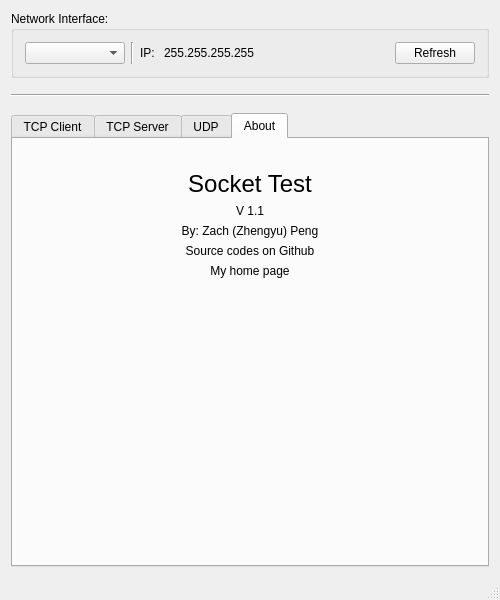
First picture: the form in mainwindow.ui, repository gooker/hscli-qt, before the edit.
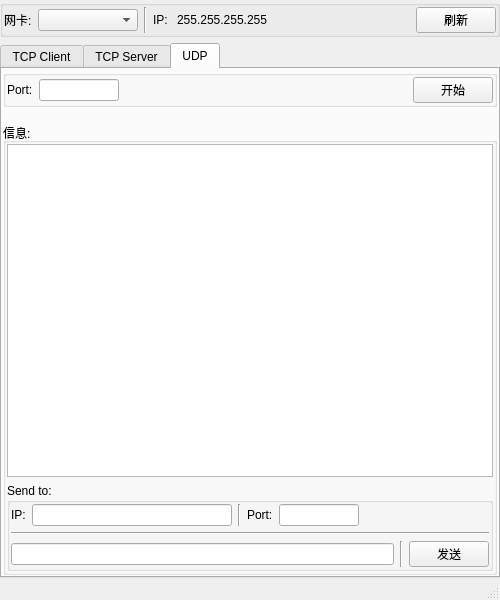
Second picture: the form after the edit. The open tabs and pages were chosen to show the change.

Commit message: 修改网口获取,调整布局,调整名称

```diff
--- a/mainwindow.ui
+++ b/mainwindow.ui
@@ -21,14 +21,48 @@
   </property>
   <widget class="QWidget" name="centralWidget">
    <layout class="QVBoxLayout" name="verticalLayout">
+    <property name="leftMargin">
+     <number>0</number>
+    </property>
+    <property name="topMargin">
+     <number>0</number>
+    </property>
+    <property name="rightMargin">
+     <number>0</number>
+    </property>
+    <property name="bottomMargin">
+     <number>0</number>
+    </property>
     <item>
      <widget class="QGroupBox" name="groupBox_3">
       <property name="title">
-       <string>Network Interface:</string>
+       <string/>
       </property>
-      <layout class="QVBoxLayout" name="verticalLayout_2">
-       <item>
+      <layout class="QGridLayout" name="gridLayout">
+       <property name="leftMargin">
+        <number>1</number>
+       </property>
+       <property name="topMargin">
+        <number>1</number>
+       </property>
+       <property name="rightMargin">
+        <number>1</number>
+       </property>
+       <property name="bottomMargin">
+        <number>1</number>
+       </property>
+       <property name="spacing">
+        <number>0</number>
+       </property>
+       <item row="0" column="0">
         <layout class="QHBoxLayout" name="horizontalLayout_5">
+         <item>
+          <widget class="QLabel" name="label_5">
+           <property name="text">
+            <string>网卡:</string>
+           </property>
+          </widget>
+         </item>
          <item>
           <widget class="QComboBox" name="comboBox_Interface">
            <property name="sizePolicy">
@@ -88,7 +122,7 @@
          <item>
           <widget class="QPushButton" name="button_Refresh">
            <property name="text">
-            <string>Refresh</string>
+            <string>刷新</string>
            </property>
           </widget>
          </item>
@@ -97,45 +131,6 @@
       </layout>
      </widget>
     </item>
-    <item>
-     <spacer name="verticalSpacer_3">
-      <property name="orientation">
-       <enum>Qt::Vertical</enum>
-      </property>
-      <property name="sizeType">
-       <enum>QSizePolicy::Fixed</enum>
-      </property>
-      <property name="sizeHint" stdset="0">
-       <size>
-        <width>20</width>
-        <height>10</height>
-       </size>
-      </property>
-     </spacer>
-    </item>
-    <item>
-     <widget class="Line" name="line_6">
-      <property name="orientation">
-       <enum>Qt::Horizontal</enum>
-      </property>
-     </widget>
-    </item>
-    <item>
-     <spacer name="verticalSpacer_2">
-      <property name="orientation">
-       <enum>Qt::Vertical</enum>
-      </property>
-      <property name="sizeType">
-       <enum>QSizePolicy::Fixed</enum>
-      </property>
-      <property name="sizeHint" stdset="0">
-       <size>
-        <width>20</width>
-        <height>10</height>
-       </size>
-      </property>
-     </spacer>
-    </item>
     <item>
      <widget class="QTabWidget" name="tabWidget">
       <property name="tabShape">
@@ -149,12 +144,39 @@
         <string>TCP Client</string>
        </attribute>
        <layout class="QVBoxLayout" name="verticalLayout_5">
+        <property name="leftMargin">
+         <number>1</number>
+        </property>
+        <property name="topMargin">
+         <number>1</number>
+        </property>
+        <property name="rightMargin">
+         <number>1</number>
+        </property>
+        <property name="bottomMargin">
+         <number>1</number>
+        </property>
         <item>
          <widget class="QGroupBox" name="groupBox_4">
           <property name="title">
-           <string>Connect to:</string>
+           <string/>
           </property>
           <layout class="QVBoxLayout" name="verticalLayout_6">
+           <property name="spacing">
+            <number>1</number>
+           </property>
+           <property name="leftMargin">
+            <number>1</number>
+           </property>
+           <property name="topMargin">
+            <number>1</number>
+           </property>
+           <property name="rightMargin">
+            <number>1</number>
+           </property>
+           <property name="bottomMargin">
+            <number>1</number>
+           </property>
            <item>
             <layout class="QHBoxLayout" name="horizontalLayout_7">
              <item>
@@ -256,7 +278,7 @@
              <item>
               <widget class="QPushButton" name="button_TcpClient">
                <property name="text">
-                <string>Connect</string>
+                <string>连接</string>
                </property>
               </widget>
              </item>
@@ -284,9 +306,21 @@
         <item>
          <widget class="QGroupBox" name="groupBox_2">
           <property name="title">
-           <string>Message:</string>
+           <string>信息:</string>
           </property>
           <layout class="QVBoxLayout" name="verticalLayout_4">
+           <property name="leftMargin">
+            <number>1</number>
+           </property>
+           <property name="topMargin">
+            <number>1</number>
+           </property>
+           <property name="rightMargin">
+            <number>1</number>
+           </property>
+           <property name="bottomMargin">
+            <number>1</number>
+           </property>
            <item>
             <widget class="QTextBrowser" name="textBrowser_TcpClientMessage"/>
            </item>
@@ -305,7 +339,7 @@
              <item>
               <widget class="QPushButton" name="button_TcpClientSend">
                <property name="text">
-                <string>Send</string>
+                <string>发送</string>
                </property>
               </widget>
              </item>
@@ -321,12 +355,36 @@
         <string>TCP Server</string>
        </attribute>
        <layout class="QVBoxLayout" name="verticalLayout_7">
+        <property name="leftMargin">
+         <number>1</number>
+        </property>
+        <property name="topMargin">
+         <number>1</number>
+        </property>
+        <property name="rightMargin">
+         <number>1</number>
+        </property>
+        <property name="bottomMargin">
+         <number>1</number>
+        </property>
         <item>
          <widget class="QGroupBox" name="groupBox">
           <property name="title">
-           <string>Listen on:</string>
+           <string/>
           </property>
           <layout class="QVBoxLayout" name="verticalLayout_3">
+           <property name="leftMargin">
+            <number>1</number>
+           </property>
+           <property name="topMargin">
+            <number>1</number>
+           </property>
+           <property name="rightMargin">
+            <number>1</number>
+           </property>
+           <property name="bottomMargin">
+            <number>1</number>
+           </property>
            <item>
             <layout class="QHBoxLayout" name="horizontalLayout_3">
              <item>
@@ -380,7 +438,7 @@
              <item>
               <widget class="QPushButton" name="button_TcpServer">
                <property name="text">
-                <string>Start</string>
+                <string>开始</string>
                </property>
               </widget>
              </item>
@@ -408,9 +466,21 @@
         <item>
          <widget class="QGroupBox" name="groupBox_5">
           <property name="title">
-           <string>Message:</string>
+           <string>信息:</string>
           </property>
           <layout class="QVBoxLayout" name="verticalLayout_8">
+           <property name="leftMargin">
+            <number>1</number>
+           </property>
+           <property name="topMargin">
+            <number>1</number>
+           </property>
+           <property name="rightMargin">
+            <number>1</number>
+           </property>
+           <property name="bottomMargin">
+            <number>1</number>
+           </property>
            <item>
             <widget class="QTextBrowser" name="textBrowser_TcpServerMessage"/>
            </item>
@@ -429,7 +499,7 @@
              <item>
               <widget class="QPushButton" name="button_TcpServerSend">
                <property name="text">
-                <string>Send</string>
+                <string>发送</string>
                </property>
               </widget>
              </item>
@@ -445,12 +515,36 @@
         <string>UDP</string>
        </attribute>
        <layout class="QVBoxLayout" name="verticalLayout_9">
+        <property name="leftMargin">
+         <number>1</number>
+        </property>
+        <property name="topMargin">
+         <number>1</number>
+        </property>
+        <property name="rightMargin">
+         <number>1</number>
+        </property>
+        <property name="bottomMargin">
+         <number>1</number>
+        </property>
         <item>
          <widget class="QGroupBox" name="groupBox_6">
           <property name="title">
-           <string>Listen on:</string>
+           <string/>
           </property>
           <layout class="QVBoxLayout" name="verticalLayout_10">
+           <property name="leftMargin">
+            <number>1</number>
+           </property>
+           <property name="topMargin">
+            <number>1</number>
+           </property>
+           <property name="rightMargin">
+            <number>1</number>
+           </property>
+           <property name="bottomMargin">
+            <number>1</number>
+           </property>
            <item>
             <layout class="QHBoxLayout" name="horizontalLayout_4">
              <item>
@@ -498,7 +592,7 @@
              <item>
               <widget class="QPushButton" name="button_Udp">
                <property name="text">
-                <string>Start</string>
+                <string>开始</string>
                </property>
               </widget>
              </item>
@@ -526,9 +620,21 @@
         <item>
          <widget class="QGroupBox" name="groupBox_8">
           <property name="title">
-           <string>Message:</string>
+           <string>信息:</string>
           </property>
           <layout class="QVBoxLayout" name="verticalLayout_11">
+           <property name="leftMargin">
+            <number>1</number>
+           </property>
+           <property name="topMargin">
+            <number>1</number>
+           </property>
+           <property name="rightMargin">
+            <number>1</number>
+           </property>
+           <property name="bottomMargin">
+            <number>1</number>
+           </property>
            <item>
             <widget class="QTextBrowser" name="textBrowser_UdpMessage"/>
            </item>
@@ -538,6 +644,18 @@
               <string>Send to:</string>
              </property>
              <layout class="QVBoxLayout" name="verticalLayout_12">
+              <property name="leftMargin">
+               <number>1</number>
+              </property>
+              <property name="topMargin">
+               <number>1</number>
+              </property>
+              <property name="rightMargin">
+               <number>1</number>
+              </property>
+              <property name="bottomMargin">
+               <number>1</number>
+              </property>
               <item>
                <layout class="QHBoxLayout" name="horizontalLayout_8">
                 <item>
@@ -651,7 +769,7 @@
                 <item>
                  <widget class="QPushButton" name="button_UdpSend">
                   <property name="text">
-                   <string>Send</string>
+                   <string>发送</string>
                   </property>
                  </widget>
                 </item>
@@ -665,115 +783,6 @@
         </item>
        </layout>
       </widget>
-      <widget class="QWidget" name="tab">
-       <attribute name="title">
-        <string>About</string>
-       </attribute>
-       <layout class="QVBoxLayout" name="verticalLayout_13">
-        <item>
-         <spacer name="verticalSpacer_7">
-          <property name="orientation">
-           <enum>Qt::Vertical</enum>
-          </property>
-          <property name="sizeType">
-           <enum>QSizePolicy::Fixed</enum>
-          </property>
-          <property name="sizeHint" stdset="0">
-           <size>
-            <width>20</width>
-            <height>20</height>
-           </size>
-          </property>
-         </spacer>
-        </item>
-        <item>
-         <widget class="QLabel" name="label_5">
-          <property name="font">
-           <font>
-            <pointsize>18</pointsize>
-           </font>
-          </property>
-          <property name="cursor">
-           <cursorShape>ArrowCursor</cursorShape>
-          </property>
-          <property name="layoutDirection">
-           <enum>Qt::LeftToRight</enum>
-          </property>
-          <property name="text">
-           <string>Socket Test</string>
-          </property>
-          <property name="alignment">
-           <set>Qt::AlignCenter</set>
-          </property>
-          <property name="textInteractionFlags">
-           <set>Qt::LinksAccessibleByMouse|Qt::TextSelectableByMouse</set>
-          </property>
-         </widget>
-        </item>
-        <item>
-         <widget class="QLabel" name="label_AppVersion">
-          <property name="text">
-           <string>V 1.1</string>
-          </property>
-          <property name="alignment">
-           <set>Qt::AlignCenter</set>
-          </property>
-          <property name="textInteractionFlags">
-           <set>Qt::LinksAccessibleByMouse</set>
-          </property>
-         </widget>
-        </item>
-        <item>
-         <widget class="QLabel" name="label_7">
-          <property name="text">
-           <string>By: Zach (Zhengyu) Peng</string>
-          </property>
-          <property name="alignment">
-           <set>Qt::AlignCenter</set>
-          </property>
-         </widget>
-        </item>
-        <item>
-         <widget class="QLabel" name="label_GitHub">
-          <property name="text">
-           <string>Source codes on Github</string>
-          </property>
-          <property name="alignment">
-           <set>Qt::AlignCenter</set>
-          </property>
-          <property name="textInteractionFlags">
-           <set>Qt::LinksAccessibleByMouse|Qt::TextSelectableByMouse</set>
-          </property>
-         </widget>
-        </item>
-        <item>
-         <widget class="QLabel" name="label_HomePage">
-          <property name="text">
-           <string>My home page</string>
-          </property>
-          <property name="alignment">
-           <set>Qt::AlignCenter</set>
-          </property>
-          <property name="textInteractionFlags">
-           <set>Qt::LinksAccessibleByMouse|Qt::TextSelectableByMouse</set>
-          </property>
-         </widget>
-        </item>
-        <item>
-         <spacer name="verticalSpacer_6">
-          <property name="orientation">
-           <enum>Qt::Vertical</enum>
-          </property>
-          <property name="sizeHint" stdset="0">
-           <size>
-            <width>20</width>
-            <height>40</height>
-           </size>
-          </property>
-         </spacer>
-        </item>
-       </layout>
-      </widget>
      </widget>
     </item>
    </layout>
@@ -784,7 +793,7 @@
      <x>0</x>
      <y>0</y>
      <width>500</width>
-     <height>21</height>
+     <height>17</height>
     </rect>
    </property>
   </widget>
```
The commit also changes 3 other files.
